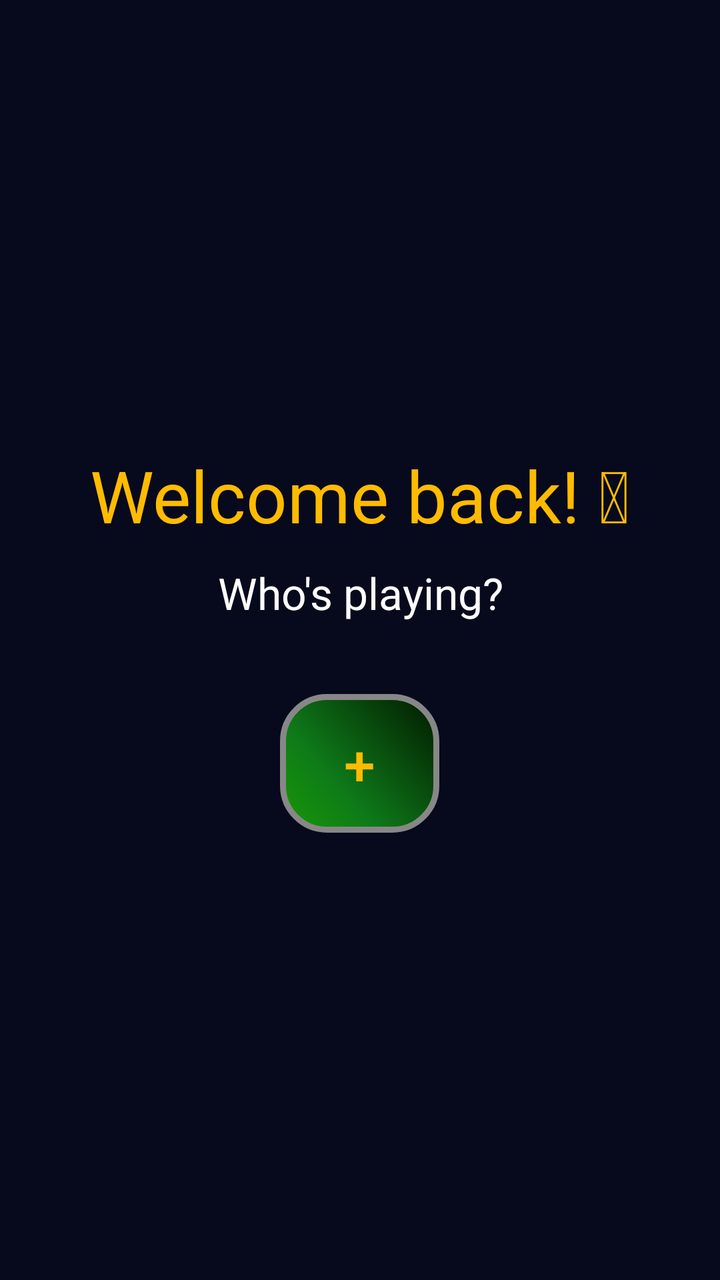
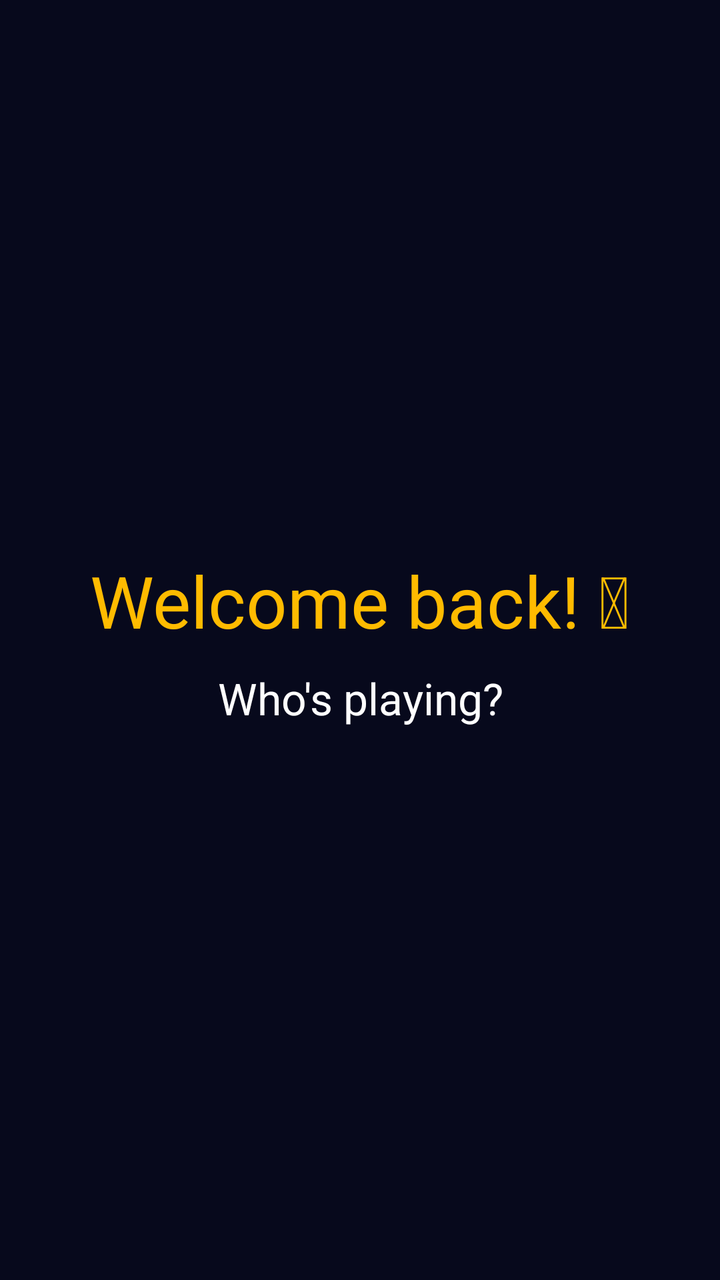

Compare the two renders of this Android layout. The source of the first and the diff that turns it into the second are given below.
<!-- AndroidManifest.xml: application theme AppTheme -->
<!-- res/layout/username_selection.xml -->
<?xml version="1.0" encoding="utf-8"?>
<LinearLayout xmlns:android="http://schemas.android.com/apk/res/android"
    android:layout_width="match_parent"
    android:layout_height="match_parent"
    android:gravity="center"
    android:orientation="vertical"
    android:padding="12sp">

    <TextView
        android:id="@+id/greeting"
        android:layout_width="match_parent"
        android:layout_height="wrap_content"
        android:layout_marginTop="12sp"
        android:gravity="center_horizontal"
        android:text="@string/greeting"
        android:textAlignment="center"
        android:textColor="@color/gold"
        android:textSize="36sp" />

    <TextView
        android:layout_width="match_parent"
        android:layout_height="wrap_content"
        android:layout_marginTop="10dp"
        android:layout_marginBottom="12sp"
        android:gravity="center_horizontal"
        android:text="@string/who_is_playing"
        android:textAlignment="center"
        android:textColor="@color/white"
        android:textSize="22sp" />

    <ListView
        android:id="@+id/username_list"
        android:layout_width="match_parent"
        android:layout_height="wrap_content"
        android:divider="@null"
        android:dividerHeight="0dp" />

    <Button
                    style="?android:attr/buttonBarButtonStyle"
        android:id="@+id/username_creation_button"
        android:layout_width="wrap_content"
        android:layout_height="wrap_content"
        android:layout_marginTop="24sp"
        android:layout_marginBottom="12sp"
        android:background="@drawable/button"
        android:onClick="showUsernameCreationScreen"
        android:text="@string/add"
        android:textColor="@color/gold"
        android:textSize="28sp" />

</LinearLayout>
<!-- resources referenced by this layout -->
<resources>
  <color name="gold">#FFBB00</color>
  <color name="white">#ffffff</color>
  <!-- drawable button (drawable) -->
  <?xml version="1.0" encoding="utf-8"?>
  <shape xmlns:android="http://schemas.android.com/apk/res/android" android:shape="rectangle" >
      <corners android:radius="22dp"/>
      <gradient
          android:angle="45"
          android:centerX="35%"
          android:centerColor="#0E7A19"
          android:startColor="#179805"
          android:endColor="#021900"
          android:type="linear"/>
      <padding
          android:left="32sp"
          android:top="16sp"
          android:right="32sp"
          android:bottom="16sp"/>
      <stroke
          android:width="3dp"
          android:color="#878787"/>
  </shape>
  <string name="add">+</string>
  <string name="greeting">Welcome back! 👋</string>
  <string name="who_is_playing">Who\'s playing?</string>
  <style name="AppTheme" parent="Base.Theme.AppCompat.Light.DarkActionBar">
          <item name="android:windowBackground">@color/black</item>
      </style>
  <color name="black">#07091C</color>
</resources>

<!-- the commit's change to res/layout/username_selection.xml (unified diff, before → after) -->
@@ -1,5 +1,6 @@
 <?xml version="1.0" encoding="utf-8"?>
 <LinearLayout xmlns:android="http://schemas.android.com/apk/res/android"
+    android:id="@+id/username_selection_root"
     android:layout_width="match_parent"
     android:layout_height="match_parent"
     android:gravity="center"
@@ -35,17 +36,4 @@
         android:divider="@null"
         android:dividerHeight="0dp" />
 
-    <Button
-                    style="?android:attr/buttonBarButtonStyle"
-        android:id="@+id/username_creation_button"
-        android:layout_width="wrap_content"
-        android:layout_height="wrap_content"
-        android:layout_marginTop="24sp"
-        android:layout_marginBottom="12sp"
-        android:background="@drawable/button"
-        android:onClick="showUsernameCreationScreen"
-        android:text="@string/add"
-        android:textColor="@color/gold"
-        android:textSize="28sp" />
-
 </LinearLayout>
<!-- resource entries referenced after the edit -->
@@ -2,27 +2,6 @@
 <resources>
   <color name="gold">#FFBB00</color>
   <color name="white">#ffffff</color>
-  <!-- drawable button (drawable) -->
-  <?xml version="1.0" encoding="utf-8"?>
-  <shape xmlns:android="http://schemas.android.com/apk/res/android" android:shape="rectangle" >
-      <corners android:radius="22dp"/>
-      <gradient
-          android:angle="45"
-          android:centerX="35%"
-          android:centerColor="#0E7A19"
-          android:startColor="#179805"
-          android:endColor="#021900"
-          android:type="linear"/>
-      <padding
-          android:left="32sp"
-          android:top="16sp"
-          android:right="32sp"
-          android:bottom="16sp"/>
-      <stroke
-          android:width="3dp"
-          android:color="#878787"/>
-  </shape>
-  <string name="add">+</string>
   <string name="greeting">Welcome back! 👋</string>
   <string name="who_is_playing">Who\'s playing?</string>
   <style name="AppTheme" parent="Base.Theme.AppCompat.Light.DarkActionBar">
